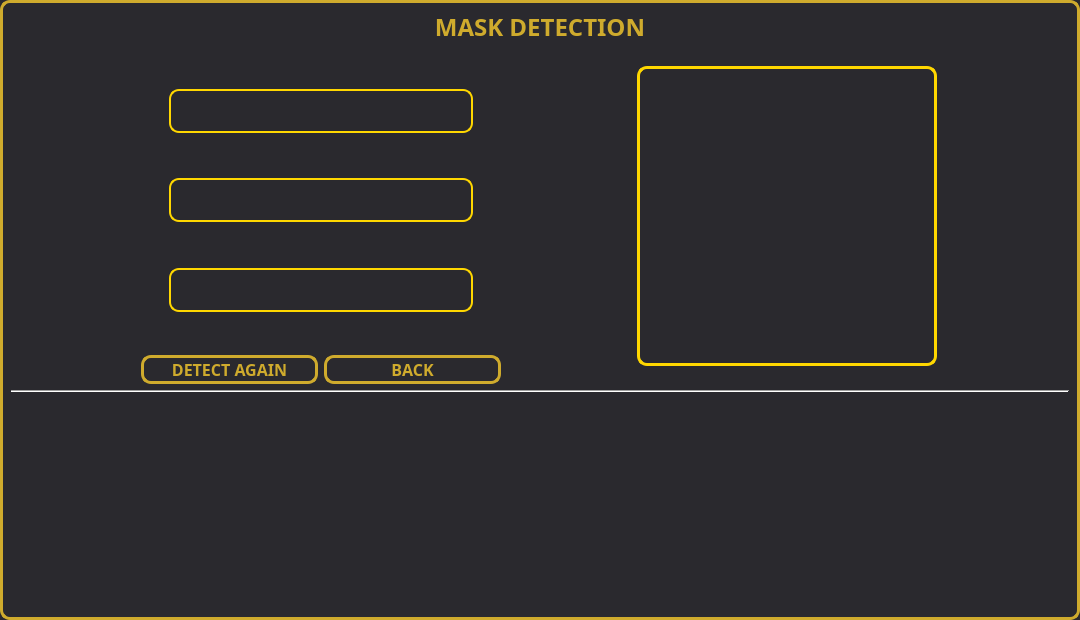
Qt form ui/detect_window.ui (bartooo/mask-detector) before a commit.
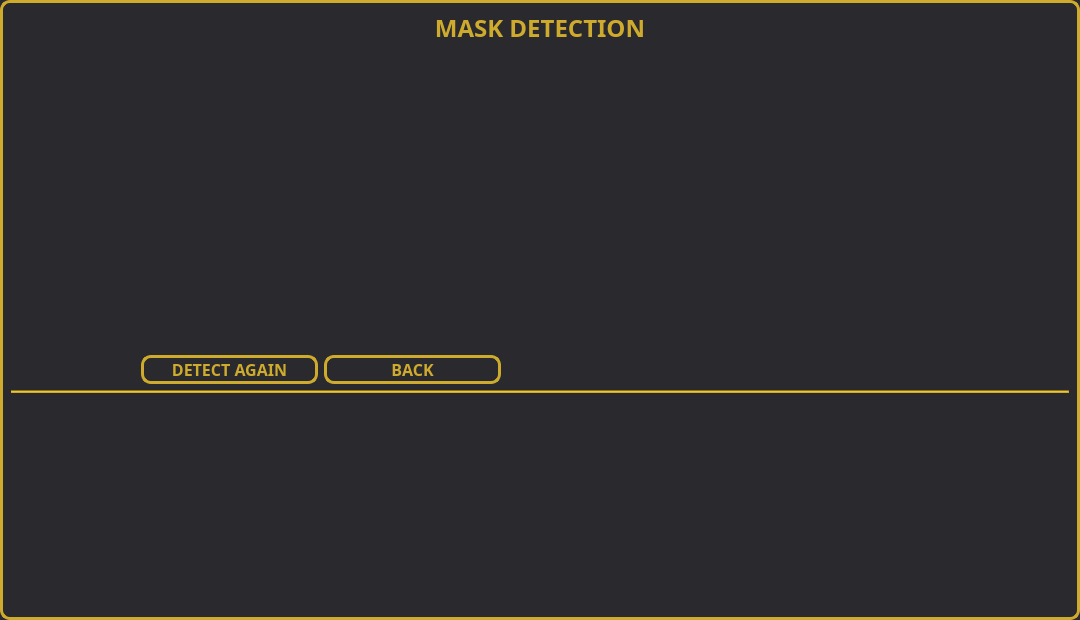
The same form after that commit.

Patch:
```diff
--- a/ui/detect_window.ui
+++ b/ui/detect_window.ui
@@ -103,19 +103,29 @@
               </size>
              </property>
              <property name="styleSheet">
-              <string notr="true">QLabel {
-border: 2px solid gold;
-font-famly:sans-serif;
+              <string notr="true">QLabel[is_hidden=&quot;false&quot;]{
+border: 2px solid #cfab2d;
+font-family:sans-serif;
+text-align: center;
 color: #cfab2d;
-font-size: 14px;
+font-size: 16px;
+font-weight: bold;
 border-radius: 10px;
+letter-spacing: 0.1em;
+text-transform: uppercase;
 min-width: 300px;
 min-height: 40px;
+}
+QLabel[is_hidden=&quot;true&quot;]{
+border: 0px solid black;
 }</string>
              </property>
              <property name="text">
               <string/>
              </property>
+             <property name="alignment">
+              <set>Qt::AlignCenter</set>
+             </property>
             </widget>
            </item>
            <item>
@@ -140,19 +150,29 @@
               </size>
              </property>
              <property name="styleSheet">
-              <string notr="true">QLabel {
-border: 2px solid gold;
-font-famly:sans-serif;
+              <string notr="true">QLabel[is_hidden=&quot;false&quot;]{
+border: 2px solid #cfab2d;
+font-family:sans-serif;
+text-align: center;
 color: #cfab2d;
-font-size: 14px;
+font-size: 16px;
+font-weight: bold;
 border-radius: 10px;
+letter-spacing: 0.1em;
+text-transform: uppercase;
 min-width: 300px;
 min-height: 40px;
+}
+QLabel[is_hidden=&quot;true&quot;]{
+border: 0px soild black;
 }</string>
              </property>
              <property name="text">
               <string/>
              </property>
+             <property name="alignment">
+              <set>Qt::AlignCenter</set>
+             </property>
             </widget>
            </item>
            <item>
@@ -172,8 +192,8 @@
             <widget class="QLabel" name="pred_label">
              <property name="minimumSize">
               <size>
-               <width>304</width>
-               <height>44</height>
+               <width>0</width>
+               <height>0</height>
               </size>
              </property>
              <property name="maximumSize">
@@ -183,19 +203,29 @@
               </size>
              </property>
              <property name="styleSheet">
-              <string notr="true">QLabel {
-border: 2px solid gold;
-font-famly:sans-serif;
+              <string notr="true">QLabel[is_hidden=&quot;false&quot;]{
+border: 2px solid #cfab2d;
+font-family:sans-serif;
+text-align: center;
 color: #cfab2d;
 font-size: 14px;
+font-weight: bold;
 border-radius: 10px;
+letter-spacing: 0.1em;
+text-transform: uppercase;
 min-width: 300px;
 min-height: 40px;
+}
+QLabel[is_hidden=&quot;true&quot;]{
+border: 0px solid black;
 }</string>
              </property>
              <property name="text">
               <string/>
              </property>
+             <property name="alignment">
+              <set>Qt::AlignCenter</set>
+             </property>
             </widget>
            </item>
           </layout>
@@ -354,9 +384,18 @@
           </size>
          </property>
          <property name="styleSheet">
-          <string notr="true">QLabel{
-border: 3px solid gold;
+          <string notr="true">QLabel[is_hidden=&quot;false&quot;]{
+border: 3px solid #cfab2d;
 border-radius: 10px;
+}
+QLabel[is_hidden=&quot;true&quot;]{
+font-family:sans-serif;
+text-align: center;
+color: #cfab2d;
+font-size: 14px;
+font-weight: bold;
+letter-spacing: 0.1em;
+text-transform: uppercase;
 }</string>
          </property>
          <property name="text">
@@ -368,6 +407,10 @@
      </item>
      <item>
       <widget class="Line" name="line">
+       <property name="styleSheet">
+        <string notr="true">
+background-color: #cfab2d;</string>
+       </property>
        <property name="orientation">
         <enum>Qt::Horizontal</enum>
        </property>
```
Left out of the diff: 120 changed lines with no effect on the pictures.
